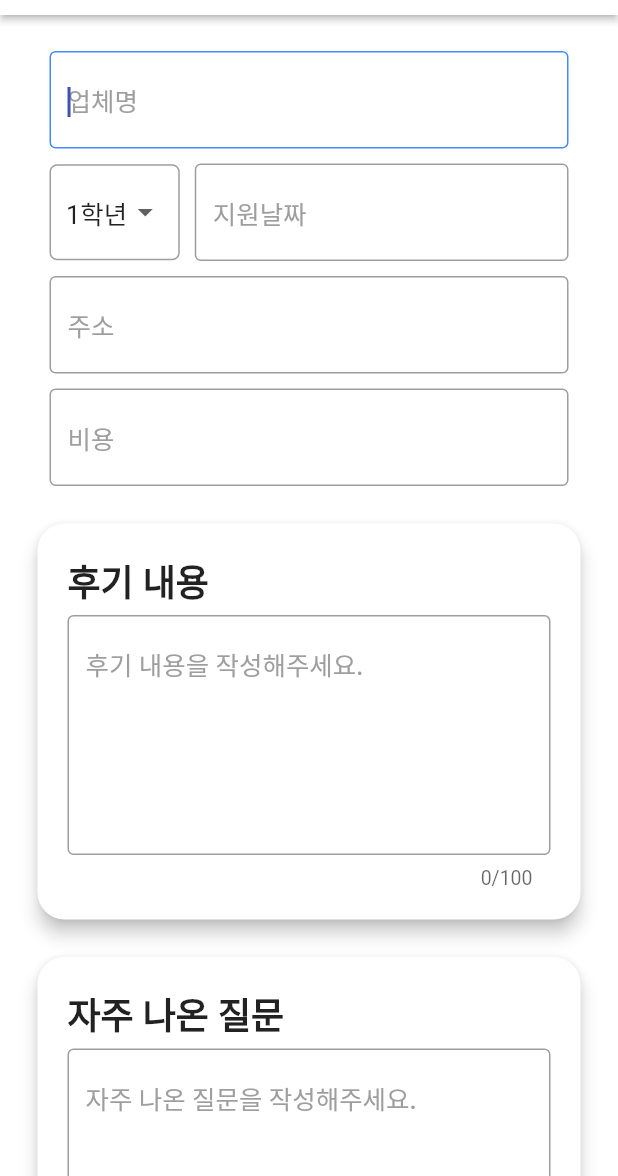
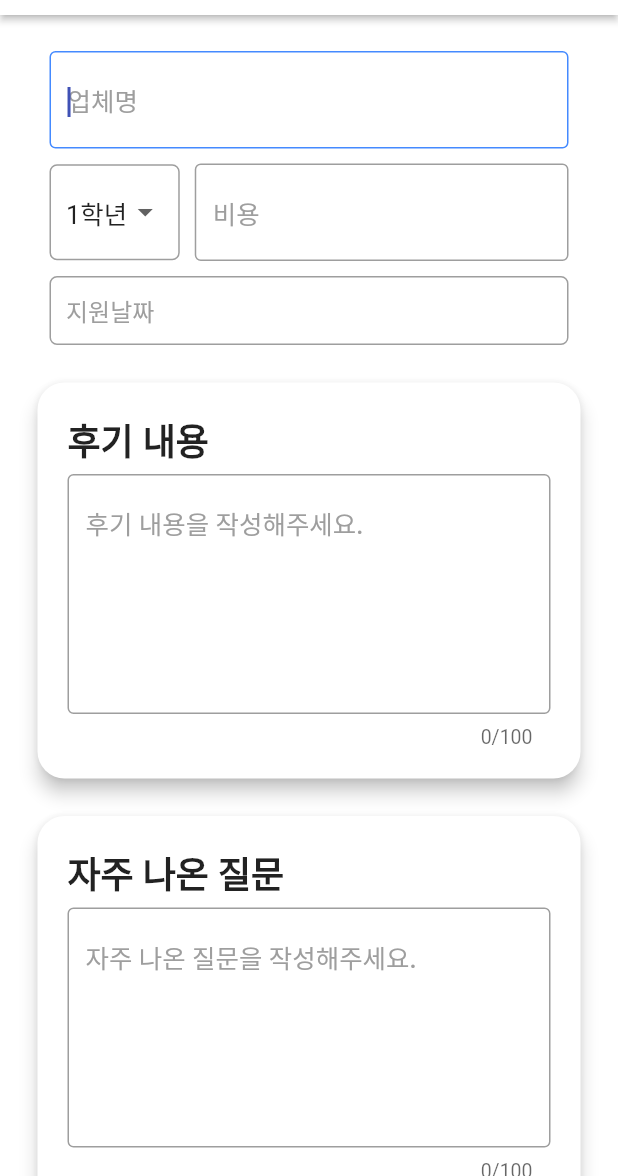
Before and after one commit to chwijunTime/ChwijunTimeAPP, a Flutter app: the InterviewReviewWrite screen opened directly, on a phone screen of 412 x 824 dp, the part 60-1236 px from its top. Run offline on Flutter 3.47's test engine with Material 2 defaults, Android fonts, the phone set to English and light mode, and no system bars; our stand-ins replace auto_size_text, carousel_slider, dio, geocoding, google_maps_flutter, retrofit and 3 more; missing offline and left inert: sweet_alert_dialogs; accounts and stored records are empty; generated files the repository leaves out were written again.

Commit message:
[UPDATE] InterviewReviewWrite Date

```diff
--- a/flutter_app/app_user/lib/screens/write_page/interview_review_write.dart
+++ b/flutter_app/app_user/lib/screens/write_page/interview_review_write.dart
@@ -13,7 +13,9 @@ class InterviewReviewWrite extends StatefulWidget {
 
 class _InterviewReviewWriteState extends State<InterviewReviewWrite> {
   var titleC = TextEditingController();
-  var applyDateC = TextEditingController();
+  DateTime selectedDate = DateTime.now();
+  String strDate = "지원날짜";
+  String date = "";
   var addressC = TextEditingController();
   var priceC = TextEditingController();
   var reviewC = TextEditingController();
@@ -74,18 +76,46 @@ class _InterviewReviewWriteState extends State<InterviewReviewWrite> {
                     width: 10,
                   ),
                   Expanded(
-                    child: buildTextField("지원날짜", applyDateC),
+                    child: buildTextField("비용", priceC, type: TextInputType.number),
                   ),
                 ],
               ),
             ),
             Padding(
-              padding: EdgeInsets.only(right: 33, left: 33, top: 10),
-              child: buildTextField("주소", addressC),
-            ),
-            Padding(
-              padding: EdgeInsets.only(right: 33, left: 33, top: 10),
-              child: buildTextField("비용", priceC, type: TextInputType.number),
+              padding: const EdgeInsets.only(right: 33, left: 33, top: 10),
+              child: GestureDetector(
+                onTap: () async {
+                  final DateTime picked = await showDatePicker(
+                      context: context,
+                      initialDate: selectedDate,
+                      firstDate: DateTime(2000),
+                      lastDate: DateTime(2050));
+                  if (picked != null) {
+                    setState(() {
+                      selectedDate = picked;
+                      strDate = "${selectedDate.year}년 ${selectedDate
+                          .month}월 ${selectedDate.day}일";
+                    });
+                    date = "${selectedDate.year}-${selectedDate.month}-${selectedDate.day}";
+                  }
+                },
+                child: Container(
+                  decoration: BoxDecoration(
+                      border: Border.all(color: Colors.grey),
+                      borderRadius: BorderRadius.all(
+                          Radius.circular(5))),
+                  child: Padding(
+                    padding: const EdgeInsets.all(10),
+                    child: Text(
+                      strDate,
+                      style: TextStyle(
+                          fontSize: 16,
+                          color: strDate == "지원날짜" ? Colors.grey : Colors
+                              .black),
+                    ),
+                  ),
+                ),
+              ),
             ),
             Card(
               elevation: 5,
@@ -204,10 +234,10 @@ class _InterviewReviewWriteState extends State<InterviewReviewWrite> {
 
   onReviewPost() {
     print(
-        "${titleC.text}, ${grade}, ${applyDateC.text}, ${addressC.text}, ${priceC.text}, ${reviewC.text}, ${questionC.text}, ${tagList.toString()}");
+        "${titleC.text}, ${grade}, ${strDate}, ${addressC.text}, ${priceC.text}, ${reviewC.text}, ${questionC.text}, ${tagList.toString()}");
 
     if (titleC.text.isEmpty ||
-        applyDateC.text.isEmpty ||
+        date == "" ||
         addressC.text.isEmpty ||
         priceC.text.isEmpty ||
         reviewC.text.isEmpty ||
```
